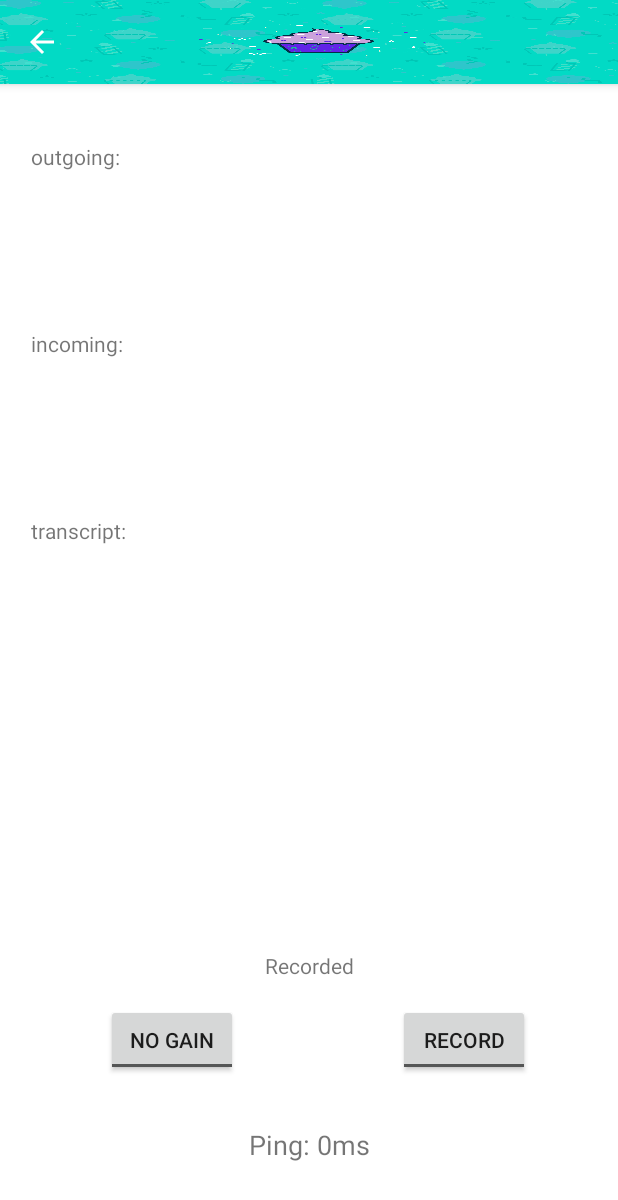
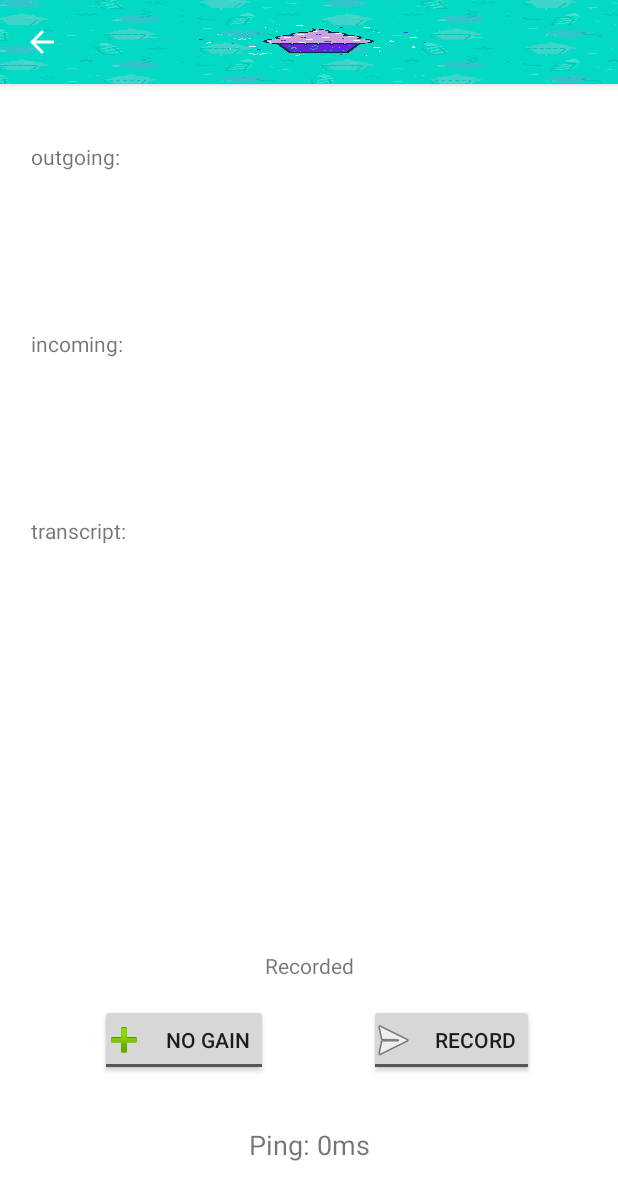
Before and after one commit to DreamRealitii/PhoneCallEnhancement, an Android app: the screen it shows after launch (MainActivity), on a phone screen of 412 x 824 dp. Shown: the top 1200 px of the screen. Run offline under Robolectric (Android 15) with nearby library versions, the phone set to English and light mode, and no system bars; libraries missing offline, so code that uses them is left out: ai.picovoice.cheetah, ai.picovoice.koala; 12 statements that could not run were skipped.

Commit message:
Update activity_main.xml

```diff
--- a/app/src/main/res/layout/activity_main.xml
+++ b/app/src/main/res/layout/activity_main.xml
@@ -4,6 +4,7 @@
     xmlns:tools="http://schemas.android.com/tools"
     android:layout_width="match_parent"
     android:layout_height="match_parent"
+    android:background="#FFFFFF"
     tools:context=".MainActivity">
 
     <LinearLayout
@@ -83,6 +84,7 @@
         android:id="@+id/recordButton"
         android:layout_width="wrap_content"
         android:layout_height="wrap_content"
+        android:button="@android:drawable/ic_menu_send"
         android:onClick="onClickRecord"
         android:textOff="Record"
         android:textOn="Stop"
@@ -161,6 +163,7 @@
         android:id="@+id/toggleButton"
         android:layout_width="wrap_content"
         android:layout_height="wrap_content"
+        android:button="@android:drawable/ic_input_add"
         android:checked="false"
         android:onClick="onClickVolumeButton"
         android:text="Volume"
```
